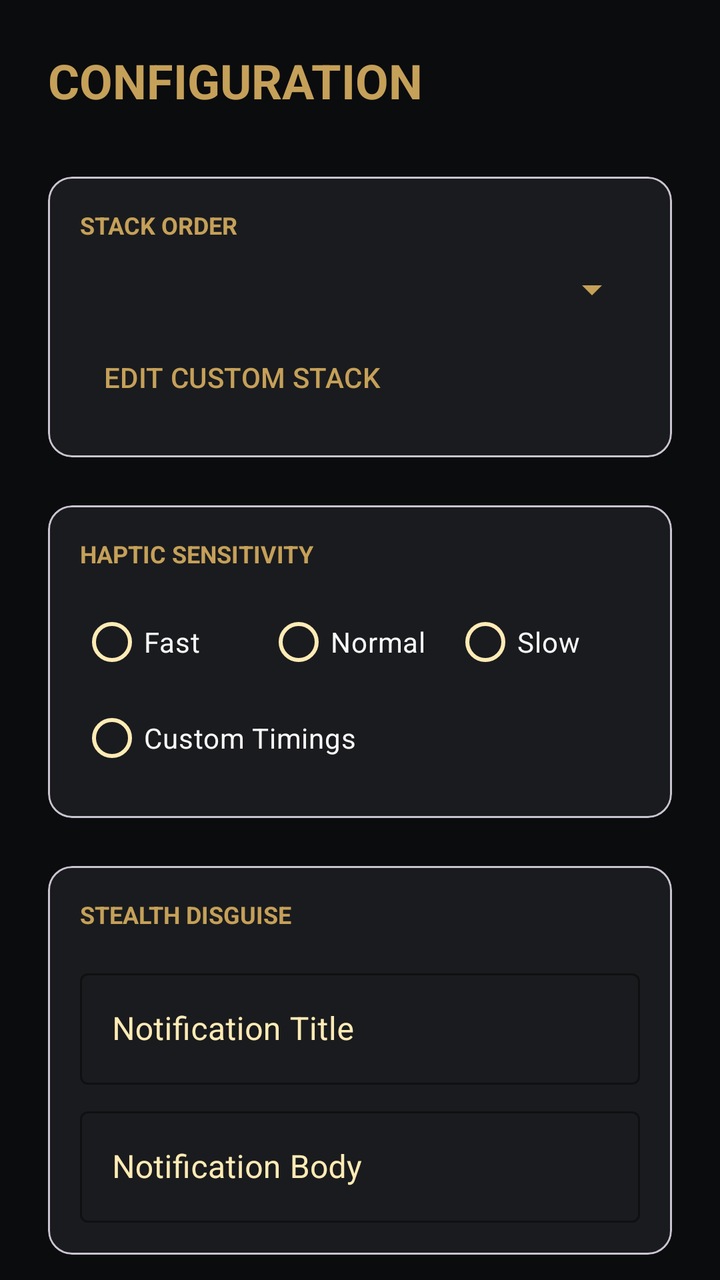
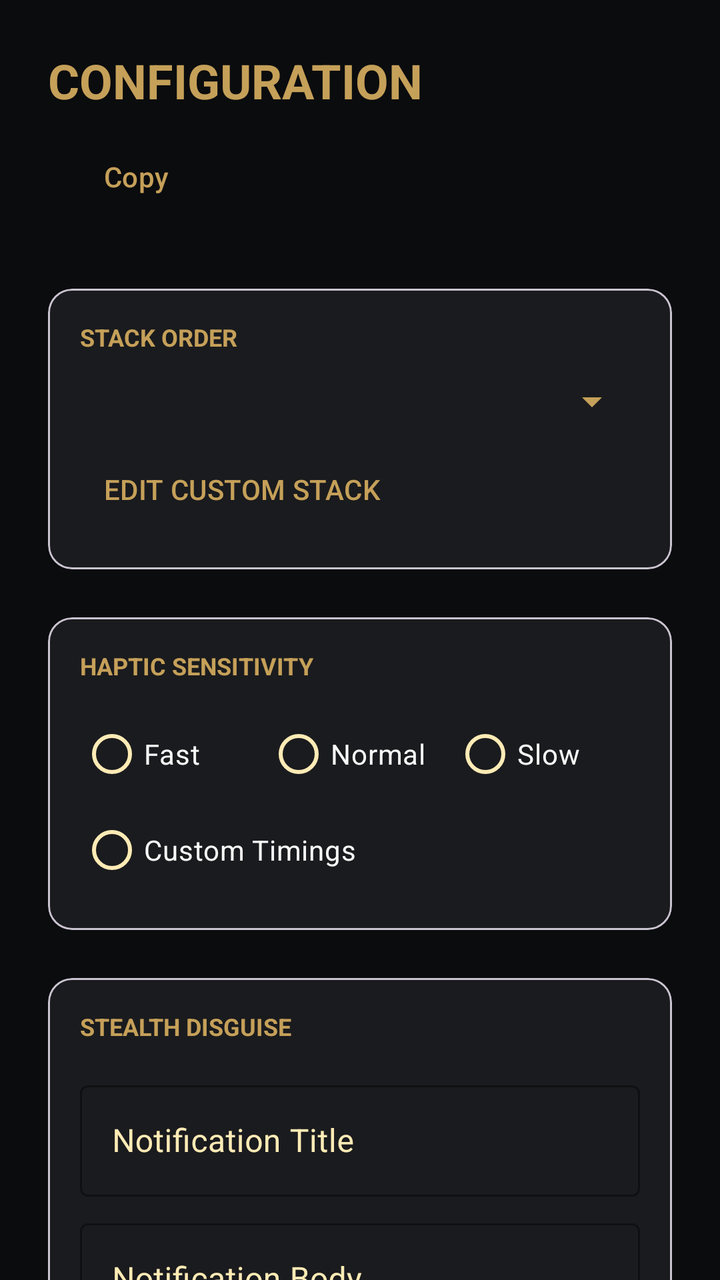

Compare the two renders of this Android layout. The source of the first and the diff that turns it into the second are given below.
<!-- AndroidManifest.xml: application theme Theme.MagicHaptic -->
<!-- res/layout/fragment_settings.xml -->
<?xml version="1.0" encoding="utf-8"?>
<androidx.coordinatorlayout.widget.CoordinatorLayout xmlns:android="http://schemas.android.com/apk/res/android"
    xmlns:app="http://schemas.android.com/apk/res-auto"
    android:layout_width="match_parent"
    android:layout_height="match_parent"
    android:background="@color/obsidian_black">

    <androidx.core.widget.NestedScrollView
        android:layout_width="match_parent"
        android:layout_height="match_parent">

        <LinearLayout
            android:layout_width="match_parent"
            android:layout_height="wrap_content"
            android:orientation="vertical"
            android:padding="24dp">

            <TextView
                android:layout_width="wrap_content"
                android:layout_height="wrap_content"
                android:text="CONFIGURATION"
                android:textColor="@color/antique_gold"
                android:textSize="24sp"
                android:textStyle="bold" />

            
            <com.google.android.material.card.MaterialCardView
                android:layout_width="match_parent"
                android:layout_height="wrap_content"
                android:layout_marginTop="32dp"
                app:cardBackgroundColor="#1A1B1E"
                app:cardCornerRadius="12dp">

                <LinearLayout
                    android:layout_width="match_parent"
                    android:layout_height="wrap_content"
                    android:orientation="vertical"
                    android:padding="16dp">

                    <TextView
                        android:layout_width="wrap_content"
                        android:layout_height="wrap_content"
                        android:text="STACK ORDER"
                        android:textColor="@color/antique_gold"
                        android:textSize="12sp"
                        android:textStyle="bold" />

                    <Spinner
                        android:id="@+id/spinnerDeck"
                        android:layout_width="match_parent"
                        android:layout_height="wrap_content"
                        android:layout_marginTop="12dp"
                        android:backgroundTint="@color/antique_gold" />

                    <Button
                        android:id="@+id/btnEditCustomDeck"
                        style="@style/Widget.Material3.Button.TextButton"
                        android:layout_width="wrap_content"
                        android:layout_height="wrap_content"
                        android:layout_marginTop="8dp"
                        android:text="EDIT CUSTOM STACK"
                        android:textColor="@color/antique_gold" />
                </LinearLayout>
            </com.google.android.material.card.MaterialCardView>

            
            <com.google.android.material.card.MaterialCardView
                android:layout_width="match_parent"
                android:layout_height="wrap_content"
                android:layout_marginTop="24dp"
                app:cardBackgroundColor="#1A1B1E"
                app:cardCornerRadius="12dp">

                <LinearLayout
                    android:layout_width="match_parent"
                    android:layout_height="wrap_content"
                    android:orientation="vertical"
                    android:padding="16dp">

                    <TextView
                        android:layout_width="wrap_content"
                        android:layout_height="wrap_content"
                        android:text="HAPTIC SENSITIVITY"
                        android:textColor="@color/antique_gold"
                        android:textSize="12sp"
                        android:textStyle="bold" />

                    <RadioGroup
                        android:id="@+id/rgHapticSpeed"
                        android:layout_width="match_parent"
                        android:layout_height="wrap_content"
                        android:layout_marginTop="12dp"
                        android:orientation="horizontal">

                        <RadioButton
                            android:id="@+id/rbFast"
                            android:layout_width="0dp"
                            android:layout_height="wrap_content"
                            android:layout_weight="1"
                            android:buttonTint="@color/antique_gold"
                            android:text="Fast"
                            android:textColor="@color/magic_white" />

                        <RadioButton
                            android:id="@+id/rbNormal"
                            android:layout_width="0dp"
                            android:layout_height="wrap_content"
                            android:layout_weight="1"
                            android:buttonTint="@color/antique_gold"
                            android:text="Normal"
                            android:textColor="@color/magic_white" />

                        <RadioButton
                            android:id="@+id/rbSlow"
                            android:layout_width="0dp"
                            android:layout_height="wrap_content"
                            android:layout_weight="1"
                            android:buttonTint="@color/antique_gold"
                            android:text="Slow"
                            android:textColor="@color/magic_white" />
                    </RadioGroup>

                    <RadioButton
                        android:id="@+id/rbCustom"
                        android:layout_width="wrap_content"
                        android:layout_height="wrap_content"
                        android:buttonTint="@color/antique_gold"
                        android:text="Custom Timings"
                        android:textColor="@color/magic_white" />

                    <LinearLayout
                        android:id="@+id/llCustomHaptic"
                        android:layout_width="match_parent"
                        android:layout_height="wrap_content"
                        android:layout_marginTop="8dp"
                        android:orientation="vertical"
                        android:visibility="gone">

                        
                        <com.google.android.material.textfield.TextInputLayout
                            style="@style/Widget.MaterialComponents.TextInputLayout.OutlinedBox"
                            android:layout_width="match_parent"
                            android:layout_height="wrap_content"
                            android:hint="Short Pulse (ms)"
                            android:textColorHint="@color/gold_glow"
                            app:boxStrokeColor="@color/antique_gold">
                            <com.google.android.material.textfield.TextInputEditText
                                android:id="@+id/etShort"
                                android:layout_width="match_parent"
                                android:layout_height="wrap_content"
                                android:inputType="number"
                                android:textColor="@color/magic_white" />
                        </com.google.android.material.textfield.TextInputLayout>

                        <com.google.android.material.textfield.TextInputLayout
                            style="@style/Widget.MaterialComponents.TextInputLayout.OutlinedBox"
                            android:layout_width="match_parent"
                            android:layout_height="wrap_content"
                            android:layout_marginTop="8dp"
                            android:hint="Long Pulse (ms)"
                            android:textColorHint="@color/gold_glow"
                            app:boxStrokeColor="@color/antique_gold">
                            <com.google.android.material.textfield.TextInputEditText
                                android:id="@+id/etLong"
                                android:layout_width="match_parent"
                                android:layout_height="wrap_content"
                                android:inputType="number"
                                android:textColor="@color/magic_white" />
                        </com.google.android.material.textfield.TextInputLayout>

                        <com.google.android.material.textfield.TextInputLayout
                            style="@style/Widget.MaterialComponents.TextInputLayout.OutlinedBox"
                            android:layout_width="match_parent"
                            android:layout_height="wrap_content"
                            android:layout_marginTop="8dp"
                            android:hint="Gap Between Pulses (ms)"
                            android:textColorHint="@color/gold_glow"
                            app:boxStrokeColor="@color/antique_gold">
                            <com.google.android.material.textfield.TextInputEditText
                                android:id="@+id/etGap"
                                android:layout_width="match_parent"
                                android:layout_height="wrap_content"
                                android:inputType="number"
                                android:textColor="@color/magic_white" />
                        </com.google.android.material.textfield.TextInputLayout>

                        <com.google.android.material.textfield.TextInputLayout
                            style="@style/Widget.MaterialComponents.TextInputLayout.OutlinedBox"
                            android:layout_width="match_parent"
                            android:layout_height="wrap_content"
                            android:layout_marginTop="8dp"
                            android:hint="Separator Gap (ms)"
                            android:textColorHint="@color/gold_glow"
                            app:boxStrokeColor="@color/antique_gold">
                            <com.google.android.material.textfield.TextInputEditText
                                android:id="@+id/etSep"
                                android:layout_width="match_parent"
                                android:layout_height="wrap_content"
                                android:inputType="number"
                                android:textColor="@color/magic_white" />
                        </com.google.android.material.textfield.TextInputLayout>

                        <com.google.android.material.textfield.TextInputLayout
                            style="@style/Widget.MaterialComponents.TextInputLayout.OutlinedBox"
                            android:layout_width="match_parent"
                            android:layout_height="wrap_content"
                            android:layout_marginTop="16dp"
                            android:hint="Trigger Debounce (seconds)"
                            android:textColorHint="@color/gold_glow"
                            app:boxStrokeColor="@color/antique_gold">
                            <com.google.android.material.textfield.TextInputEditText
                                android:id="@+id/etDebounce"
                                android:layout_width="match_parent"
                                android:layout_height="wrap_content"
                                android:inputType="number"
                                android:textColor="@color/magic_white" />
                        </com.google.android.material.textfield.TextInputLayout>

                        <Button
                            android:id="@+id/btnSaveCustomHaptic"
                            android:layout_width="match_parent"
                            android:layout_height="wrap_content"
                            android:layout_marginTop="16dp"
                            android:text="SAVE TIMINGS"
                            android:textColor="@color/obsidian_black"
                            app:backgroundTint="@color/antique_gold" />
                    </LinearLayout>
                </LinearLayout>
            </com.google.android.material.card.MaterialCardView>

            
            <com.google.android.material.card.MaterialCardView
                android:layout_width="match_parent"
                android:layout_height="wrap_content"
                android:layout_marginTop="24dp"
                app:cardBackgroundColor="#1A1B1E"
                app:cardCornerRadius="12dp">

                <LinearLayout
                    android:layout_width="match_parent"
                    android:layout_height="wrap_content"
                    android:orientation="vertical"
                    android:padding="16dp">

                    <TextView
                        android:layout_width="wrap_content"
                        android:layout_height="wrap_content"
                        android:text="STEALTH DISGUISE"
                        android:textColor="@color/antique_gold"
                        android:textSize="12sp"
                        android:textStyle="bold" />

                    <com.google.android.material.textfield.TextInputLayout
                        style="@style/Widget.MaterialComponents.TextInputLayout.OutlinedBox"
                        android:layout_width="match_parent"
                        android:layout_height="wrap_content"
                        android:layout_marginTop="16dp"
                        android:hint="Notification Title"
                        android:textColorHint="@color/gold_glow"
                        app:boxStrokeColor="@color/antique_gold">
                        <com.google.android.material.textfield.TextInputEditText
                            android:id="@+id/etNotifTitle"
                            android:layout_width="match_parent"
                            android:layout_height="wrap_content"
                            android:textColor="@color/magic_white" />
                    </com.google.android.material.textfield.TextInputLayout>

                    <com.google.android.material.textfield.TextInputLayout
                        style="@style/Widget.MaterialComponents.TextInputLayout.OutlinedBox"
                        android:layout_width="match_parent"
                        android:layout_height="wrap_content"
                        android:layout_marginTop="8dp"
                        android:hint="Notification Body"
                        android:textColorHint="@color/gold_glow"
                        app:boxStrokeColor="@color/antique_gold">
                        <com.google.android.material.textfield.TextInputEditText
                            android:id="@+id/etNotifBody"
                            android:layout_width="match_parent"
                            android:layout_height="wrap_content"
                            android:textColor="@color/magic_white" />
                    </com.google.android.material.textfield.TextInputLayout>
                </LinearLayout>
            </com.google.android.material.card.MaterialCardView>

        </LinearLayout>
    </androidx.core.widget.NestedScrollView>

</androidx.coordinatorlayout.widget.CoordinatorLayout>
<!-- resources referenced by this layout -->
<resources>
  <color name="antique_gold">#C5A059</color>
  <color name="gold_glow">#FFEBB5</color>
  <color name="magic_white">#F8F8F8</color>
  <color name="obsidian_black">#0B0C0E</color>
  <style name="Theme.MagicHaptic" parent="Theme.Material3.DayNight.NoActionBar">
          
          <item name="colorPrimary">@color/antique_gold</item>
          <item name="colorOnPrimary">@color/obsidian_black</item>
          
          
          <item name="colorSecondary">@color/deep_velvet</item>
          <item name="colorOnSecondary">@color/antique_gold</item>
          
          
          <item name="android:statusBarColor">@color/obsidian_black</item>
          <item name="android:navigationBarColor">@color/obsidian_black</item>
          <item name="android:windowBackground">@color/obsidian_black</item>
          
          
          <item name="colorSurface">@color/obsidian_black</item>
          <item name="colorOnSurface">@color/antique_gold</item>
          <item name="colorSurfaceVariant">#1A1B1E</item>
          <item name="colorOnSurfaceVariant">@color/gold_glow</item>
  
          
          <item name="snackbarStyle">@style/Widget.MaterialComponents.Snackbar</item>
      </style>
  <color name="deep_velvet">#1A0F2E</color>
</resources>

<!-- the commit's change to res/layout/fragment_settings.xml (unified diff, before → after) -->
@@ -22,6 +22,15 @@
                 android:textColor="@color/antique_gold"
                 android:textSize="24sp"
                 android:textStyle="bold" />
+
+            <Button
+                android:id="@+id/btnCopySettings"
+                style="@style/Widget.Material3.Button.TextButton"
+                android:layout_width="wrap_content"
+                android:layout_height="wrap_content"
+                android:layout_marginTop="8dp"
+                android:text="@string/copy_settings"
+                android:textColor="@color/antique_gold" />
 
             
             <com.google.android.material.card.MaterialCardView
<!-- resource entries referenced after the edit -->
@@ -4,6 +4,7 @@
   <color name="gold_glow">#FFEBB5</color>
   <color name="magic_white">#F8F8F8</color>
   <color name="obsidian_black">#0B0C0E</color>
+  <string name="copy_settings">Copy</string>
   <style name="Theme.MagicHaptic" parent="Theme.Material3.DayNight.NoActionBar">
           
           <item name="colorPrimary">@color/antique_gold</item>
